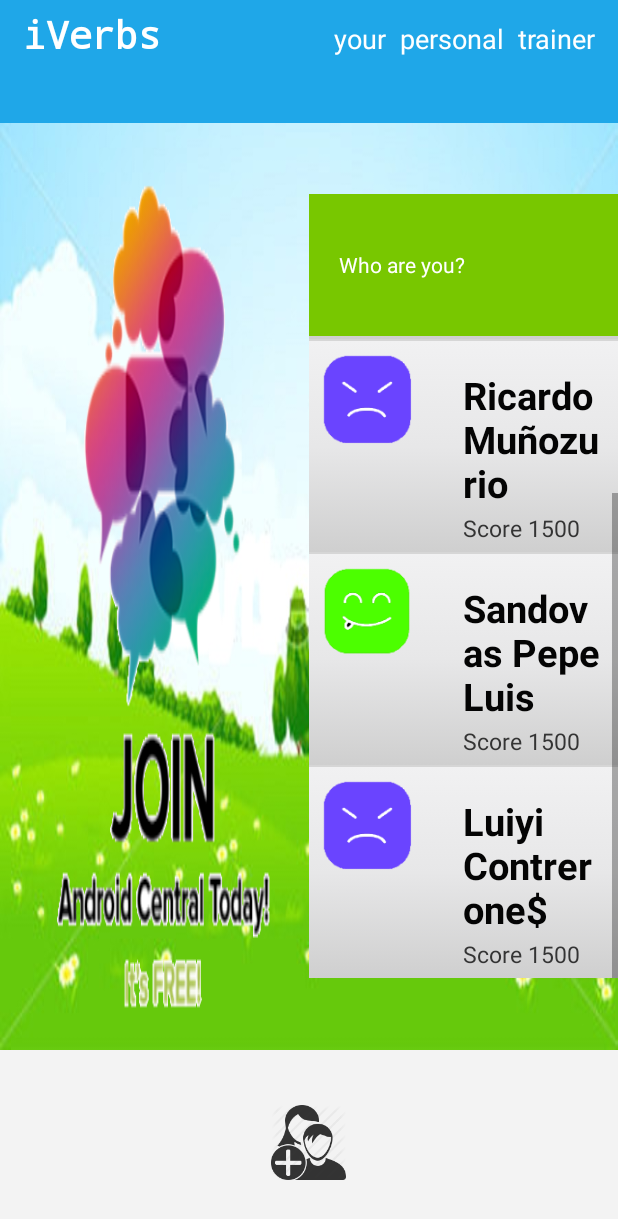
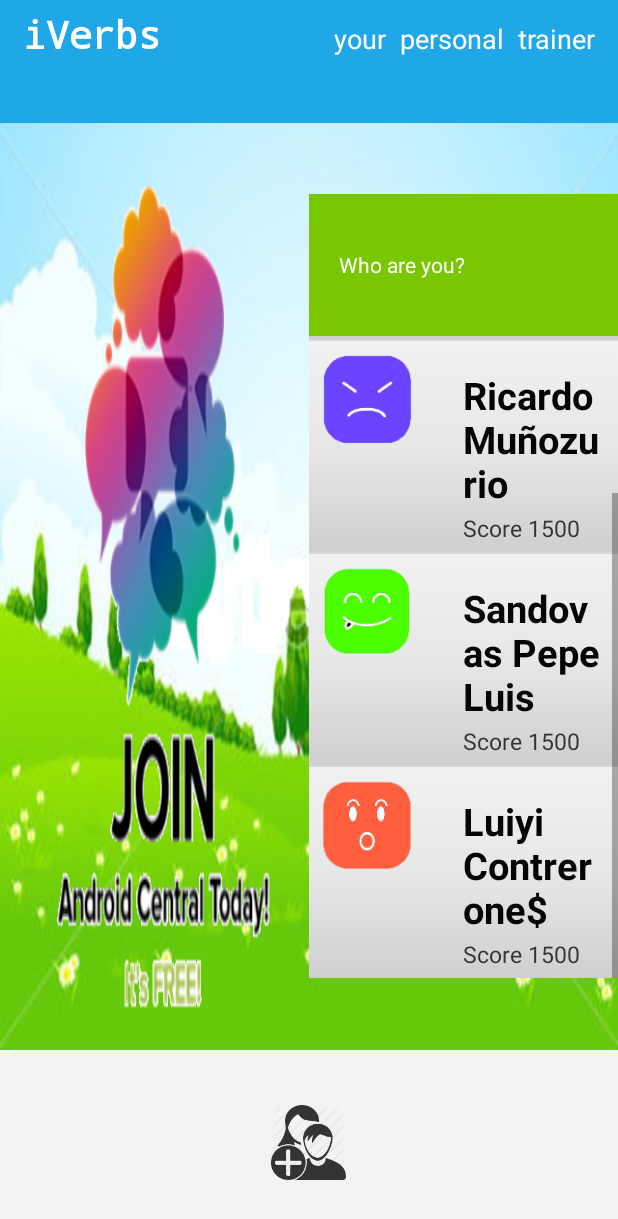
Before and after one commit to jcprr/iVerbs, an Android app: the screen it shows after launch (LoginActivity), scrolled down 299 dp, on a phone screen of 412 x 824 dp. Shown: the top 1219 px of the screen. Run offline under Robolectric (Android 15) with nearby library versions, the phone set to English and light mode, and no system bars.

Commit message:
Mejoras al menu login

```diff
--- a/app/src/main/java/com/junari/iverbs/LoginActivity.java
+++ b/app/src/main/java/com/junari/iverbs/LoginActivity.java
@@ -34,7 +34,7 @@ public class LoginActivity extends Activity {
         u3.setTitle("Sandovas Pepe Luis");
 
         UserItem u4= new UserItem();
-        u4.setIcon(R.mipmap.face2);
+        u4.setIcon(R.mipmap.face1);
         u4.setTitle("Luiyi Contrerone$");
 
 
```
